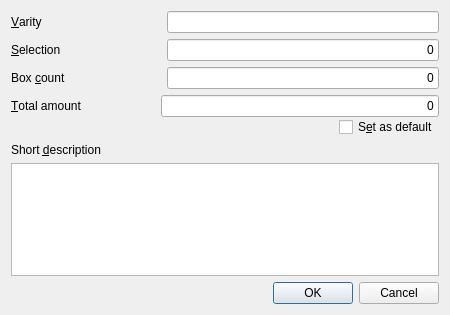
Qt form dialogs/add_item/add_item.ui (dulobanov/stockroom) before a commit.
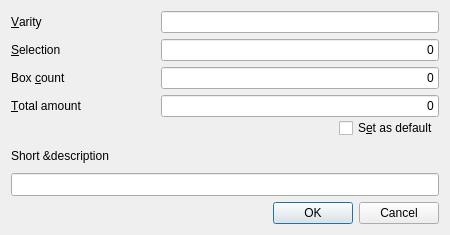
The same form after that commit.

What changed in the file:
```diff
--- a/dialogs/add_item/add_item.ui
+++ b/dialogs/add_item/add_item.ui
@@ -10,13 +10,19 @@
     <x>0</x>
     <y>0</y>
     <width>450</width>
-    <height>315</height>
+    <height>235</height>
    </rect>
   </property>
+  <property name="sizePolicy">
+   <sizepolicy hsizetype="Preferred" vsizetype="Minimum">
+    <horstretch>0</horstretch>
+    <verstretch>0</verstretch>
+   </sizepolicy>
+  </property>
   <property name="minimumSize">
    <size>
     <width>450</width>
-    <height>315</height>
+    <height>235</height>
    </size>
   </property>
   <property name="windowTitle">
@@ -31,6 +37,9 @@
   <layout class="QVBoxLayout" name="verticalLayout">
    <item>
     <layout class="QHBoxLayout" name="horizontalLayout">
+     <property name="spacing">
+      <number>0</number>
+     </property>
      <item>
       <widget class="QLabel" name="label">
        <property name="sizePolicy">
@@ -60,6 +69,9 @@
    </item>
    <item>
     <layout class="QHBoxLayout" name="horizontalLayout_2">
+     <property name="spacing">
+      <number>0</number>
+     </property>
      <item>
       <widget class="QLabel" name="label_2">
        <property name="minimumSize">
@@ -93,6 +105,9 @@
    </item>
    <item>
     <layout class="QHBoxLayout" name="horizontalLayout_3">
+     <property name="spacing">
+      <number>0</number>
+     </property>
      <item>
       <widget class="QLabel" name="label_3">
        <property name="minimumSize">
@@ -124,13 +139,16 @@
    <item>
     <layout class="QVBoxLayout" name="verticalLayout_3">
      <property name="spacing">
-      <number>0</number>
+      <number>1</number>
      </property>
      <property name="bottomMargin">
       <number>0</number>
      </property>
      <item>
       <layout class="QHBoxLayout" name="horizontalLayout_4">
+       <property name="spacing">
+        <number>0</number>
+       </property>
        <item>
         <widget class="QLabel" name="label_4">
          <property name="minimumSize">
@@ -178,7 +196,7 @@
         </spacer>
        </item>
        <item>
-        <widget class="QCheckBox" name="checkBox">
+        <widget class="QCheckBox" name="setDefault">
          <property name="text">
           <string>S&amp;et as default</string>
          </property>
@@ -195,13 +213,23 @@
        <property name="text">
         <string>Short &amp;description</string>
        </property>
-       <property name="buddy">
-        <cstring>textEdit</cstring>
-       </property>
       </widget>
      </item>
      <item>
-      <widget class="QTextEdit" name="textEdit"/>
+      <widget class="QLineEdit" name="description">
+       <property name="sizePolicy">
+        <sizepolicy hsizetype="Expanding" vsizetype="Minimum">
+         <horstretch>0</horstretch>
+         <verstretch>0</verstretch>
+        </sizepolicy>
+       </property>
+       <property name="minimumSize">
+        <size>
+         <width>0</width>
+         <height>0</height>
+        </size>
+       </property>
+      </widget>
      </item>
     </layout>
    </item>
```
Left out of the diff: 76 changed lines with no effect on the pictures.
